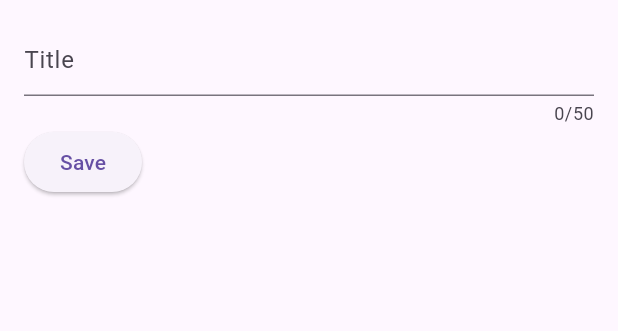
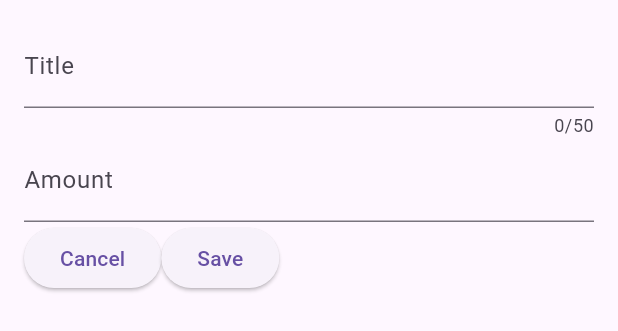
Before and after one commit to eacardenase/flutter-expenses, a Flutter app: the NewExpense widget shown alone on an empty page, opened directly, after a tap on "Save", on a phone screen of 412 x 824 dp. Shown: the top 331 px of the screen. Run offline on Flutter 3.47's test engine with Material 3 defaults, Android fonts, the phone set to English and light mode, and no system bars.

Commit message:
feat: add amount input field and cancel button

```diff
--- a/analysis_options.yaml
+++ b/analysis_options.yaml
@@ -22,7 +22,7 @@ linter:
   # producing the lint.
   rules:
     # avoid_print: false  # Uncomment to disable the `avoid_print` rule
-    # prefer_single_quotes: true  # Uncomment to enable the `prefer_single_quotes` rule
+    prefer_single_quotes: true # Uncomment to enable the `prefer_single_quotes` rule
 
 # Additional information about this file can be found at
 # https://dart.dev/guides/language/analysis-options
--- a/lib/widgets/new_expense.dart
+++ b/lib/widgets/new_expense.dart
@@ -9,10 +9,12 @@ class NewExpense extends StatefulWidget {
 
 class _NewExpenseState extends State<NewExpense> {
   final _titleController = TextEditingController();
+  final _amountController = TextEditingController();
 
   @override
   void dispose() {
     _titleController.dispose(); // required in order to remove it from memory
+    _amountController.dispose();
 
     super.dispose();
   }
@@ -28,20 +30,36 @@ class _NewExpenseState extends State<NewExpense> {
             // keyboardType: TextInputType.text, // enabled by default
             controller: _titleController,
             decoration: const InputDecoration(
-              hintText: "Title",
-              // label: Text(
-              //   "Title",
-              // ),
+              // hintText: "Title",
+              label: Text(
+                'Title',
+              ),
+            ),
+          ),
+          TextField(
+            controller: _amountController,
+            keyboardType: TextInputType.number,
+            decoration: const InputDecoration(
+              label: Text('Amount'),
+              prefixText: '\$ ',
             ),
           ),
           Row(
             children: [
               ElevatedButton(
+                onPressed: () {},
+                child: const Text('Cancel'),
+              ),
+              ElevatedButton(
                 onPressed: () {
                   print(_titleController.text);
+                  print(_amountController.text);
+
+                  _titleController.clear();
+                  _amountController.clear();
                 },
-                child: const Text("Save"),
-              )
+                child: const Text('Save'),
+              ),
             ],
           )
         ],
```
